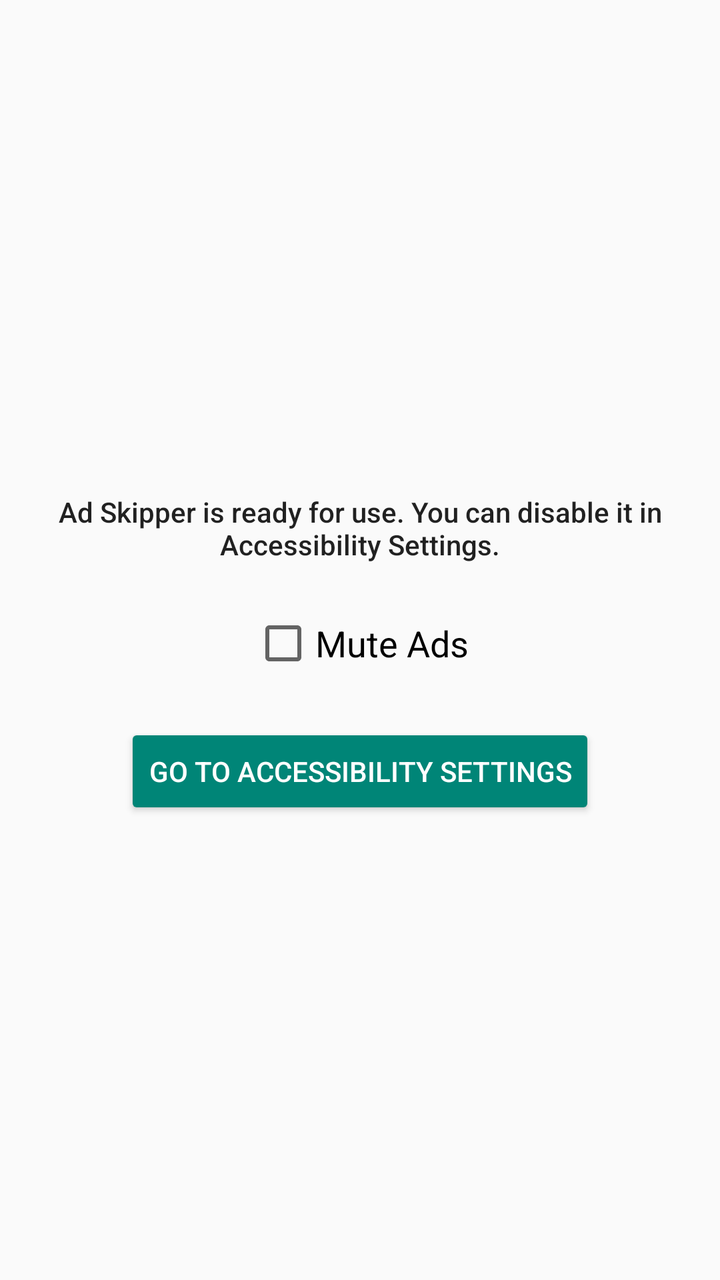
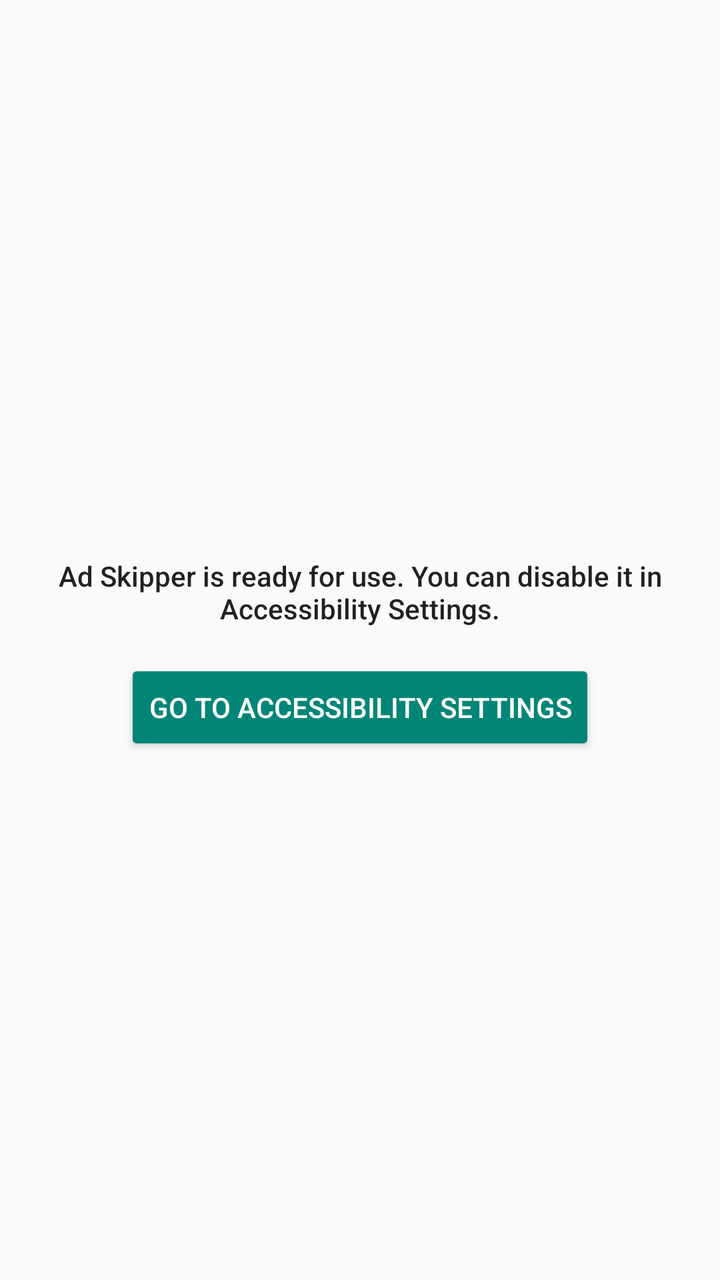

Before-and-after screenshots of an Android layout around one commit, followed by the original layout XML and the change that was made.
<!-- AndroidManifest.xml: application theme AppTheme -->
<!-- res/layout/fragment_service_enabled.xml -->
<?xml version="1.0" encoding="utf-8"?>
<androidx.core.widget.NestedScrollView xmlns:android="http://schemas.android.com/apk/res/android"
    xmlns:app="http://schemas.android.com/apk/res-auto"
    xmlns:tools="http://schemas.android.com/tools"
    android:layout_width="match_parent"
    android:layout_height="match_parent"
    tools:context=".ServiceDisabledFragment">

    <androidx.constraintlayout.widget.ConstraintLayout
        android:layout_width="match_parent"
        android:layout_height="match_parent"
        android:layout_gravity="center"
        android:padding="16dp">

        <TextView
            android:id="@+id/textview_first"
            android:layout_width="wrap_content"
            android:layout_height="wrap_content"
            android:layout_marginTop="16dp"
            android:text="@string/a11y_service_enabled_message"
            android:textAlignment="center"
            android:textAppearance="@style/TextAppearance.AppCompat.Body2"
            app:layout_constraintEnd_toEndOf="parent"
            app:layout_constraintStart_toStartOf="parent"
            app:layout_constraintTop_toTopOf="parent" />
        <CheckBox
            android:id="@+id/checkbox_mute_ads"
            android:layout_width="wrap_content"
            android:layout_height="wrap_content"
            android:layout_marginTop="16dp"
            android:minHeight="48dp"
            android:minWidth="48dp"
            android:text="@string/mute_ads"
            android:textAppearance="@style/TextAppearance.AppCompat.Medium"
            app:layout_constraintEnd_toEndOf="parent"
            app:layout_constraintStart_toStartOf="parent"
            app:layout_constraintTop_toBottomOf="@id/textview_first" />
        <Button
            android:id="@+id/button_goto_a11y_settings"
            style="@style/Widget.AppCompat.Button.Colored"
            android:layout_width="wrap_content"
            android:layout_height="wrap_content"
            android:layout_marginTop="16dp"
            android:text="@string/go_to_a11y_settings"
            app:layout_constraintEnd_toEndOf="parent"
            app:layout_constraintStart_toStartOf="parent"
            app:layout_constraintTop_toBottomOf="@id/checkbox_mute_ads" />
    </androidx.constraintlayout.widget.ConstraintLayout>
</androidx.core.widget.NestedScrollView>
<!-- resources referenced by this layout -->
<resources>
  <string name="a11y_service_enabled_message">Ad Skipper is ready for use. You can disable it in Accessibility Settings.</string>
  <string name="go_to_a11y_settings">Go to Accessibility Settings</string>
  <string name="mute_ads">Mute Ads</string>
  <style name="AppTheme" parent="Theme.AppCompat.DayNight.NoActionBar" />
</resources>

<!-- the commit's change to res/layout/fragment_service_enabled.xml (unified diff, before → after) -->
@@ -23,18 +23,6 @@
             app:layout_constraintEnd_toEndOf="parent"
             app:layout_constraintStart_toStartOf="parent"
             app:layout_constraintTop_toTopOf="parent" />
-        <CheckBox
-            android:id="@+id/checkbox_mute_ads"
-            android:layout_width="wrap_content"
-            android:layout_height="wrap_content"
-            android:layout_marginTop="16dp"
-            android:minHeight="48dp"
-            android:minWidth="48dp"
-            android:text="@string/mute_ads"
-            android:textAppearance="@style/TextAppearance.AppCompat.Medium"
-            app:layout_constraintEnd_toEndOf="parent"
-            app:layout_constraintStart_toStartOf="parent"
-            app:layout_constraintTop_toBottomOf="@id/textview_first" />
         <Button
             android:id="@+id/button_goto_a11y_settings"
             style="@style/Widget.AppCompat.Button.Colored"
@@ -44,6 +32,6 @@
             android:text="@string/go_to_a11y_settings"
             app:layout_constraintEnd_toEndOf="parent"
             app:layout_constraintStart_toStartOf="parent"
-            app:layout_constraintTop_toBottomOf="@id/checkbox_mute_ads" />
+            app:layout_constraintTop_toBottomOf="@id/textview_first" />
     </androidx.constraintlayout.widget.ConstraintLayout>
 </androidx.core.widget.NestedScrollView>
<!-- resource entries referenced after the edit -->
@@ -2,7 +2,6 @@
 <resources>
   <string name="a11y_service_enabled_message">Ad Skipper is ready for use. You can disable it in Accessibility Settings.</string>
   <string name="go_to_a11y_settings">Go to Accessibility Settings</string>
-  <string name="mute_ads">Mute Ads</string>
   <style name="AppTheme" parent="Theme.AppCompat.DayNight.NoActionBar" />
 </resources>
 
